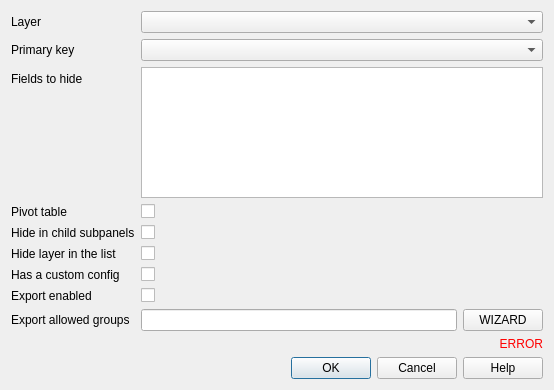
Qt form lizmap/resources/ui/ui_form_attribute_table.ui (3liz/lizmap-plugin) before a commit.
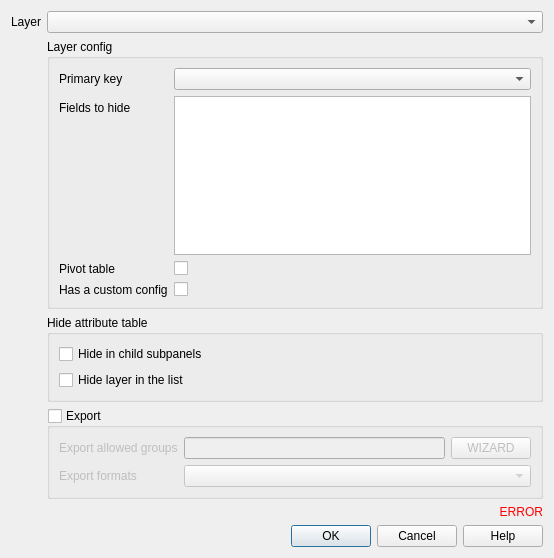
The same form after that commit. Custom widgets are drawn as their Qt base class.

Commit message:
Limit export formats per layer
The idea is to reduce the proposed format to the user for a layer in a project.

Funded by Communauté d'Agglomération du Grand Narbonne

The edit to the form file:
```diff
--- a/lizmap/resources/ui/ui_form_attribute_table.ui
+++ b/lizmap/resources/ui/ui_form_attribute_table.ui
@@ -7,7 +7,7 @@
     <x>0</x>
     <y>0</y>
     <width>554</width>
-    <height>390</height>
+    <height>558</height>
    </rect>
   </property>
   <property name="windowTitle">
@@ -26,118 +26,133 @@
      <item row="0" column="1">
       <widget class="QgsMapLayerComboBox" name="layer"/>
      </item>
+     <item row="9" column="1">
+      <widget class="QGroupBox" name="export_enabled">
+       <property name="title">
+        <string>Export</string>
+       </property>
+       <property name="checkable">
+        <bool>true</bool>
+       </property>
+       <property name="checked">
+        <bool>false</bool>
+       </property>
+       <layout class="QFormLayout" name="formLayout_2">
+        <item row="0" column="0">
+         <widget class="QLabel" name="label_export_allowed_groups">
+          <property name="text">
+           <string>Export allowed groups</string>
+          </property>
+         </widget>
+        </item>
+        <item row="0" column="1">
+         <layout class="QHBoxLayout" name="horizontalLayout">
+          <item>
+           <widget class="QLineEdit" name="allowed_groups"/>
+          </item>
+          <item>
+           <widget class="QPushButton" name="button_wizard_group">
+            <property name="text">
+             <string notr="true">WIZARD</string>
+            </property>
+           </widget>
+          </item>
+         </layout>
+        </item>
+        <item row="1" column="1">
+         <widget class="QgsCheckableComboBox" name="export_formats"/>
+        </item>
      <item row="1" column="0">
+         <widget class="QLabel" name="label_export_formats">
+          <property name="text">
+           <string>Export formats</string>
+          </property>
+         </widget>
+        </item>
+       </layout>
+      </widget>
+     </item>
+     <item row="8" column="1">
+      <widget class="QGroupBox" name="hides_group_box">
+       <property name="title">
+        <string>Hide attribute table</string>
+       </property>
+       <layout class="QFormLayout" name="formLayout_3">
+        <item row="1" column="0">
+         <widget class="QCheckBox" name="hide_subpanels">
+          <property name="text">
+           <string>Hide in child subpanels</string>
+          </property>
+         </widget>
+        </item>
+        <item row="2" column="0">
+         <widget class="QCheckBox" name="hide_layer">
+          <property name="toolTip">
+           <string>No button &quot;Detail&quot; will be shown in Lizmap to open the attribute table, but related features such as selection and filter will be available.</string>
+          </property>
+          <property name="text">
+           <string>Hide layer in the list</string>
+          </property>
+         </widget>
+        </item>
+       </layout>
+      </widget>
+     </item>
+     <item row="7" column="1">
+      <widget class="QGroupBox" name="layer_config_group_box">
+       <property name="title">
+        <string>Layer config</string>
+       </property>
+       <layout class="QFormLayout" name="formLayout_4">
+        <item row="0" column="0">
       <widget class="QLabel" name="label_primary_key">
        <property name="text">
         <string>Primary key</string>
        </property>
       </widget>
      </item>
-     <item row="1" column="1">
+        <item row="0" column="1">
       <widget class="QgsFieldComboBox" name="primary_key"/>
      </item>
-     <item row="2" column="0">
+        <item row="1" column="0">
       <widget class="QLabel" name="label_fields_to_hide">
        <property name="text">
         <string>Fields to hide</string>
        </property>
       </widget>
      </item>
-     <item row="2" column="1">
+        <item row="1" column="1">
       <widget class="ListFieldsSelection" name="fields_to_hide"/>
      </item>
-     <item row="3" column="0">
+        <item row="2" column="0">
       <widget class="QLabel" name="label_pivot_table">
        <property name="text">
         <string>Pivot table</string>
        </property>
       </widget>
      </item>
-     <item row="3" column="1">
+        <item row="2" column="1">
       <widget class="QCheckBox" name="pivot_table">
        <property name="text">
         <string/>
        </property>
       </widget>
      </item>
-     <item row="4" column="0">
-      <widget class="QLabel" name="label_hide_subpanels">
-       <property name="text">
-        <string>Hide in child subpanels</string>
-       </property>
-      </widget>
-     </item>
-     <item row="4" column="1">
-      <widget class="QCheckBox" name="hide_subpanels">
-       <property name="text">
-        <string/>
-       </property>
-      </widget>
-     </item>
-     <item row="5" column="0">
-      <widget class="QLabel" name="label_hide_layer">
-       <property name="text">
-        <string>Hide layer in the list</string>
-       </property>
-      </widget>
-     </item>
-     <item row="5" column="1">
-      <widget class="QCheckBox" name="hide_layer">
-       <property name="toolTip">
-        <string>No button &quot;Detail&quot; will be shown in Lizmap to open the attribute table, but related features such as selection and filter will be available.</string>
-       </property>
-       <property name="text">
-        <string/>
-       </property>
-      </widget>
-     </item>
-     <item row="6" column="0">
+        <item row="3" column="0">
       <widget class="QLabel" name="label_has_custom_config">
        <property name="text">
         <string notr="true">Has a custom config</string>
        </property>
       </widget>
      </item>
-     <item row="6" column="1">
+        <item row="3" column="1">
       <widget class="QCheckBox" name="has_custom_config">
        <property name="text">
         <string/>
        </property>
       </widget>
      </item>
-     <item row="8" column="0">
-      <widget class="QLabel" name="label_export_allowed_groups">
-       <property name="text">
-        <string>Export allowed groups</string>
-       </property>
-      </widget>
-     </item>
-     <item row="7" column="1">
-      <widget class="QCheckBox" name="export_enabled">
-       <property name="text">
-        <string/>
-       </property>
-      </widget>
-     </item>
-     <item row="8" column="1">
-      <layout class="QHBoxLayout" name="horizontalLayout">
-       <item>
-        <widget class="QLineEdit" name="allowed_groups"/>
-       </item>
-       <item>
-        <widget class="QPushButton" name="button_wizard_group">
-         <property name="text">
-          <string notr="true">WIZARD</string>
-         </property>
-        </widget>
-       </item>
-      </layout>
-     </item>
-     <item row="7" column="0">
-      <widget class="QLabel" name="label_export_enabled">
-       <property name="text">
-        <string>Export enabled</string>
-       </property>
+       </layout>
       </widget>
      </item>
     </layout>
@@ -168,6 +183,11 @@
   </layout>
  </widget>
  <customwidgets>
+  <customwidget>
+   <class>QgsCheckableComboBox</class>
+   <extends>QComboBox</extends>
+   <header>qgis.gui</header>
+  </customwidget>
   <customwidget>
    <class>QgsFieldComboBox</class>
    <extends>QComboBox</extends>
```
Left out of the diff: 2 changed lines with no effect on the pictures. Lines whose indentation alone changed are shown as unchanged. The commit also changes 4 other files.
